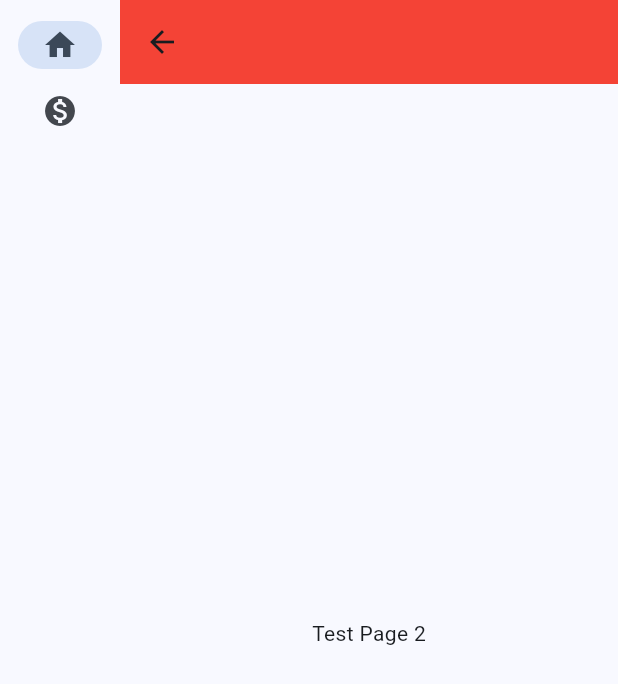
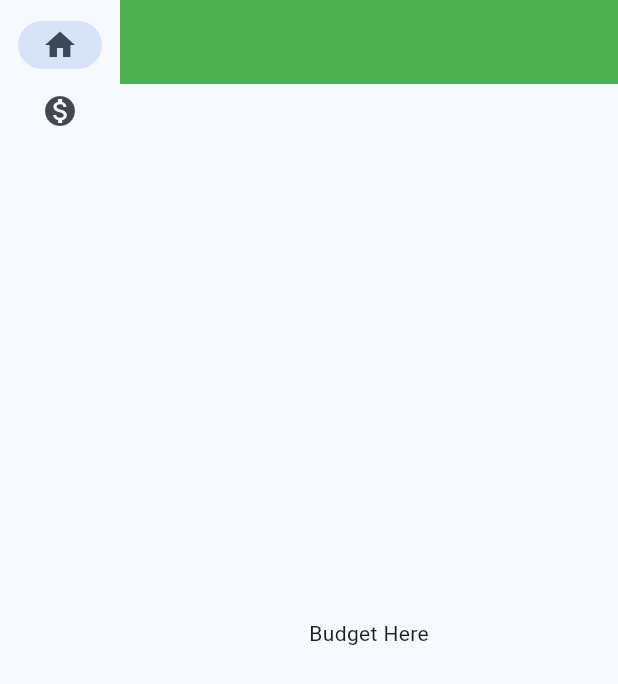
Before and after one commit to SP26GroupAGJ/SP26RedBudgetApp, a Flutter app: the screen it shows after launch, after a tap on "To Home Screen", on a phone screen of 412 x 824 dp. Shown: the top 684 px of the screen. Run offline on Flutter 3.47's test engine with Material 3 defaults, Android fonts, the phone set to English and light mode, and no system bars.

Commit message:
moved screens to separate files

```diff
--- /dev/null
+++ b/budget_app/lib/budget_page.dart
@@ -0,0 +1,26 @@
+import 'package:flutter/material.dart';
+
+class BudgetPage extends StatelessWidget {
+  @override
+  Widget build(BuildContext context) {
+    return Scaffold(
+      appBar: AppBar(
+        backgroundColor: Colors.green,
+      ),
+      body: Center(
+        child: Column(
+          mainAxisAlignment: MainAxisAlignment.center,
+          children: <Widget>[
+            const Text(
+              'Budget Here',
+            ),
+            Text(
+              '',
+              style: Theme.of(context).textTheme.headlineMedium,
+            ),
+          ],
+        ),
+      ),
+    );
+  }
+}
--- /dev/null
+++ b/budget_app/lib/home_page.dart
@@ -0,0 +1,59 @@
+import 'package:budget_app/budget_page.dart';
+import 'package:budget_app/transactions_page.dart';
+import 'package:flutter/material.dart';
+
+class HomePage extends StatefulWidget {
+  @override
+  State<HomePage> createState() => _HomePage();
+}
+
+class _HomePage extends State<HomePage> {
+  var selectedIndex = 0;
+  @override
+  Widget build(BuildContext context) {
+    Widget page;
+    switch (selectedIndex) {
+      case 0:
+        page = BudgetPage();
+        break;
+      case 1:
+        page = TransactionsPage();
+        break;
+      default:
+        throw UnimplementedError('no widget for $selectedIndex');
+    }
+    return Scaffold(
+      body: Row(
+        children: [
+          SafeArea(
+            child: NavigationRail(
+              extended: false,
+              destinations: [
+                NavigationRailDestination(
+                  icon: Icon(Icons.home),
+                  label: Text('Home'),
+                ),
+                NavigationRailDestination(
+                  icon: Icon(Icons.monetization_on),
+                  label: Text('Test1'),
+                ),
+              ],
+              selectedIndex: selectedIndex,
+              onDestinationSelected: (value) {
+                setState(() {
+                  selectedIndex = value;
+                });
+              },
+            ),
+          ),
+          Expanded(
+            child: Container(
+              color: Theme.of(context).colorScheme.primaryContainer,
+              child: page,
+            ),
+          ),
+        ],
+      ),
+    );
+  }
+}
--- /dev/null
+++ b/budget_app/lib/login_page.dart
@@ -0,0 +1,36 @@
+import 'package:flutter/material.dart';
+
+class LoginPage extends StatelessWidget {
+  @override
+  Widget build(BuildContext context) {
+    return Scaffold(
+      appBar: AppBar(
+        backgroundColor: Theme.of(context).colorScheme.inversePrimary,
+      ),
+      body: Center(
+        child: Column(
+          mainAxisAlignment: MainAxisAlignment.center,
+          children: <Widget>[
+            const Text(
+              'Login Page',
+            ),
+            Text(
+              '',
+              style: Theme.of(context).textTheme.headlineMedium,
+            ),
+            ElevatedButton(
+                onPressed: () {
+                  Navigator.pushReplacementNamed(context, '/login');
+                },
+                child: Text("To Home Screen")),
+            ElevatedButton(
+                onPressed: () {
+                  Navigator.pushNamed(context, '/login');
+                },
+                child: Text("To Create Account")),
+          ],
+        ),
+      ),
+    );
+  }
+}
--- a/budget_app/lib/main.dart
+++ b/budget_app/lib/main.dart
@@ -1,3 +1,10 @@
+import 'package:budget_app/budget_page.dart';
+import 'package:budget_app/create_acct_page.dart';
+import 'package:budget_app/login_page.dart';
+import 'package:budget_app/home_page.dart';
+import 'package:budget_app/settings_page.dart';
+import 'package:budget_app/spending_page.dart';
+import 'package:budget_app/transactions_page.dart';
 import 'package:flutter/material.dart';
 import 'package:provider/provider.dart';
 
@@ -18,195 +25,18 @@ class MyApp extends StatelessWidget {
           useMaterial3: true,
         ),
         home: LoginPage(),
+        routes: {
+          '/login': (context) => HomePage(),
+          '/logout': (context) => LoginPage(),
+          '/create_accnt': (context) => CreateAcctPage(),
+          '/settings': (context) => SettingsPage(),
+          '/transactions': (context) => TransactionsPage(),
+          '/bugdet': (context) => BudgetPage(),
+          '/spending': (context) => SpendingPage(),
+        },
       ),
     );
   }
 }
 
 class MyAppState extends ChangeNotifier {}
-
-class LoginPage extends StatelessWidget {
-  @override
-  Widget build(BuildContext context) {
-    return Scaffold(
-      appBar: AppBar(
-        backgroundColor: Theme.of(context).colorScheme.inversePrimary,
-      ),
-      body: Center(
-        child: Column(
-          mainAxisAlignment: MainAxisAlignment.center,
-          children: <Widget>[
-            const Text(
-              'Login Page',
-            ),
-            Text(
-              '',
-              style: Theme.of(context).textTheme.headlineMedium,
-            ),
-            ElevatedButton(
-                onPressed: () {
-                  _navigateToMain(context);
-                },
-                child: Text("To Home Screen")),
-            ElevatedButton(
-                onPressed: () {
-                  _navigateToCreateAcct(context);
-                },
-                child: Text("To Create Account")),
-          ],
-        ),
-      ),
-    );
-  }
-
-  void _navigateToMain(BuildContext context) {
-    Navigator.of(context)
-        .push(MaterialPageRoute(builder: (context) => MainPage()));
-  }
-
-  void _navigateToCreateAcct(BuildContext context) {
-    Navigator.of(context)
-        .push(MaterialPageRoute(builder: (context) => CreateAcctPage()));
-  }
-}
-
-class CreateAcctPage extends StatelessWidget {
-  @override
-  Widget build(BuildContext context) {
-    return Scaffold(
-      appBar: AppBar(
-        backgroundColor: Theme.of(context).colorScheme.inversePrimary,
-      ),
-      body: Center(
-        child: Column(
-          mainAxisAlignment: MainAxisAlignment.center,
-          children: <Widget>[
-            const Text(
-              'Create a Password',
-            ),
-            Text(
-              '',
-              style: Theme.of(context).textTheme.headlineMedium,
-            ),
-            ElevatedButton(
-                onPressed: () {
-                  _navigateToLogin(context);
-                },
-                child: Text("Back To Login"))
-          ],
-        ),
-      ),
-    );
-  }
-
-  void _navigateToLogin(BuildContext context) {
-    Navigator.of(context)
-        .push(MaterialPageRoute(builder: (context) => LoginPage()));
-  }
-}
-
-class MainPage extends StatefulWidget {
-  @override
-  State<MainPage> createState() => _MainPage();
-}
-
-class _MainPage extends State<MainPage> {
-  var selectedIndex = 0;
-  @override
-  Widget build(BuildContext context) {
-    Widget page;
-    switch (selectedIndex) {
-      case 0:
-        page = TestPage2();
-        break;
-      case 1:
-        page = TestPage3();
-        break;
-      default:
-        throw UnimplementedError('no widget for $selectedIndex');
-    }
-    return Scaffold(
-      body: Row(
-        children: [
-          SafeArea(
-            child: NavigationRail(
-              extended: false,
-              destinations: [
-                NavigationRailDestination(
-                  icon: Icon(Icons.home),
-                  label: Text('Home'),
-                ),
-                NavigationRailDestination(
-                  icon: Icon(Icons.monetization_on),
-                  label: Text('Test1'),
-                ),
-              ],
-              selectedIndex: selectedIndex,
-              onDestinationSelected: (value) {
-                setState(() {
-                  selectedIndex = value;
-                });
-              },
-            ),
-          ),
-          Expanded(
-            child: Container(
-              color: Theme.of(context).colorScheme.primaryContainer,
-              child: page,
-            ),
-          ),
-        ],
-      ),
-    );
-  }
-}
-
-class TestPage2 extends StatelessWidget {
-  @override
-  Widget build(BuildContext context) {
-    return Scaffold(
-      appBar: AppBar(
-        backgroundColor: Colors.red,
-      ),
-      body: Center(
-        child: Column(
-          mainAxisAlignment: MainAxisAlignment.center,
-          children: <Widget>[
-            const Text(
-              'Test Page 2',
-            ),
-            Text(
-              '',
-              style: Theme.of(context).textTheme.headlineMedium,
-            ),
-          ],
-        ),
-      ),
-    );
-  }
-}
-
-class TestPage3 extends StatelessWidget {
-  @override
-  Widget build(BuildContext context) {
-    return Scaffold(
-      appBar: AppBar(
-        backgroundColor: Colors.green,
-      ),
-      body: Center(
-        child: Column(
-          mainAxisAlignment: MainAxisAlignment.center,
-          children: <Widget>[
-            const Text(
-              'Test Page 3',
-            ),
-            Text(
-              '',
-              style: Theme.of(context).textTheme.headlineMedium,
-            ),
-          ],
-        ),
-      ),
-    );
-  }
-}
```
Also changed, not shown: budget_app/lib/create_acct_page.dart (added, +31 -0 lines), budget_app/lib/settings_page.dart (added, +26 -0 lines), budget_app/lib/spending_page.dart (added, +26 -0 lines), budget_app/lib/transactions_page.dart (added, +26 -0 lines).
